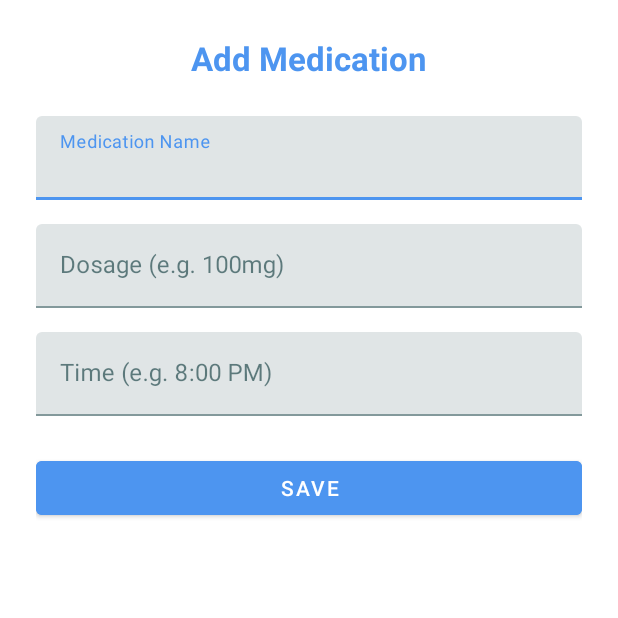
After one commit to Keekkii/MyMedReminder, an Android app built with Jetpack Compose: the AddMedicationActivity screen opened directly, with no data from a screen before it, on a phone screen of 412 x 824 dp, the top half of it. The commit adds this screen. Run offline under Robolectric (Android 15) with nearby library versions, the phone set to English and light mode, and no system bars.

Commit message:
Adding medication almost works

```diff
--- a/app/build.gradle.kts
+++ b/app/build.gradle.kts
@@ -52,6 +52,7 @@ dependencies {
     implementation(libs.androidx.appcompat)
     implementation(libs.material)
     implementation(libs.androidx.activity)
+    implementation(libs.androidx.constraintlayout)
     testImplementation(libs.junit)
     androidTestImplementation(libs.androidx.junit)
     androidTestImplementation(libs.androidx.espresso.core)
--- a/app/src/main/AndroidManifest.xml
+++ b/app/src/main/AndroidManifest.xml
@@ -11,17 +11,19 @@
         android:supportsRtl="true"
         android:theme="@style/Theme.MyMedReminder"
         tools:targetApi="31">
-
+        <activity
+            android:name=".AddMedicationActivity"
+            android:exported="false" />
         <activity
             android:name=".LoginActivity"
             android:exported="true"
             android:theme="@style/Theme.MyMedReminder">
             <intent-filter>
                 <action android:name="android.intent.action.MAIN" />
+
                 <category android:name="android.intent.category.LAUNCHER" />
             </intent-filter>
         </activity>
-
         <activity
             android:name=".MainActivity"
             android:exported="true" />
--- /dev/null
+++ b/app/src/main/java/com/example/mymedreminder/AddMedicationActivity.java
@@ -0,0 +1,45 @@
+package com.example.mymedreminder;
+
+import android.os.Bundle;
+import android.widget.Button;
+import android.widget.EditText;
+import android.widget.Toast;
+import androidx.appcompat.app.AppCompatActivity;
+
+public class AddMedicationActivity extends AppCompatActivity {
+
+    private EditText medNameInput, medDosageInput, medTimeInput;
+    private DatabaseHelper dbHelper;
+
+    @Override
+    protected void onCreate(Bundle savedInstanceState) {
+        super.onCreate(savedInstanceState);
+        setContentView(R.layout.activity_add_medication);
+
+        medNameInput = findViewById(R.id.medNameInput);
+        medDosageInput = findViewById(R.id.medDosageInput);
+        medTimeInput = findViewById(R.id.medTimeInput);
+        Button saveMedButton = findViewById(R.id.saveMedButton);
+
+        dbHelper = new DatabaseHelper(this);
+
+        saveMedButton.setOnClickListener(v -> {
+            String name = medNameInput.getText().toString().trim();
+            String dosage = medDosageInput.getText().toString().trim();
+            String time = medTimeInput.getText().toString().trim();
+
+            if (name.isEmpty() || dosage.isEmpty() || time.isEmpty()) {
+                Toast.makeText(this, "Please fill all fields", Toast.LENGTH_SHORT).show();
+                return;
+            }
+
+            boolean inserted = dbHelper.insertMedication(name, dosage, time);
+            if (inserted) {
+                Toast.makeText(this, "Medication saved!", Toast.LENGTH_SHORT).show();
+                finish(); // Go back to home
+            } else {
+                Toast.makeText(this, "Error saving medication", Toast.LENGTH_SHORT).show();
+            }
+        });
+    }
+}
--- /dev/null
+++ b/app/src/main/java/com/example/mymedreminder/DatabaseHelper.java
@@ -0,0 +1,53 @@
+package com.example.mymedreminder;
+
+import android.content.Context;
+import android.database.sqlite.SQLiteDatabase;
+import android.database.sqlite.SQLiteOpenHelper;
+import android.content.ContentValues;
+import android.database.Cursor;
+
+public class DatabaseHelper extends SQLiteOpenHelper {
+
+    private static final String DATABASE_NAME = "meds.db";
+    private static final int DATABASE_VERSION = 1;
+    private static final String TABLE_NAME = "medications";
+    private static final String COL_ID = "id";
+    private static final String COL_NAME = "name";
+    private static final String COL_DOSAGE = "dosage";
+    private static final String COL_TIME = "time";
+
+    public DatabaseHelper(Context context) {
+        super(context, DATABASE_NAME, null, DATABASE_VERSION);
+    }
+
+    @Override
+    public void onCreate(SQLiteDatabase db) {
+        db.execSQL("CREATE TABLE " + TABLE_NAME + " (" +
+                COL_ID + " INTEGER PRIMARY KEY AUTOINCREMENT, " +
+                COL_NAME + " TEXT, " +
+                COL_DOSAGE + " TEXT, " +
+                COL_TIME + " TEXT)");
+    }
+
+    @Override
+    public void onUpgrade(SQLiteDatabase db, int oldVersion, int newVersion) {
+        db.execSQL("DROP TABLE IF EXISTS " + TABLE_NAME);
+        onCreate(db);
+    }
+
+    public boolean insertMedication(String name, String dosage, String time) {
+        SQLiteDatabase db = this.getWritableDatabase();
+        ContentValues values = new ContentValues();
+        values.put(COL_NAME, name);
+        values.put(COL_DOSAGE, dosage);
+        values.put(COL_TIME, time);
+        long result = db.insert(TABLE_NAME, null, values);
+        return result != -1;
+    }
+
+    public Cursor getNextMedication() {
+        SQLiteDatabase db = this.getReadableDatabase();
+        // For simplicity, just get the last added medication
+        return db.rawQuery("SELECT * FROM " + TABLE_NAME + " ORDER BY " + COL_ID + " DESC LIMIT 1", null);
+    }
+}
--- /dev/null
+++ b/app/src/main/res/layout/activity_add_medication.xml
@@ -0,0 +1,66 @@
+<?xml version="1.0" encoding="utf-8"?>
+<ScrollView xmlns:android="http://schemas.android.com/apk/res/android"
+    xmlns:app="http://schemas.android.com/apk/res-auto"
+    android:id="@+id/main"
+    android:layout_width="match_parent"
+    android:layout_height="match_parent"
+    android:background="@color/backgroundColor">
+
+    <LinearLayout
+        android:layout_width="match_parent"
+        android:layout_height="wrap_content"
+        android:orientation="vertical"
+        android:gravity="center_horizontal"
+        android:padding="24dp">
+
+        <TextView
+            android:layout_width="wrap_content"
+            android:layout_height="wrap_content"
+            android:text="Add Medication"
+            android:textSize="22sp"
+            android:textStyle="bold"
+            android:textColor="@color/primaryColor"
+            android:layout_marginBottom="24dp"/>
+
+        <com.google.android.material.textfield.TextInputLayout
+            android:layout_width="match_parent"
+            android:layout_height="wrap_content"
+            android:layout_marginBottom="16dp">
+            <com.google.android.material.textfield.TextInputEditText
+                android:id="@+id/medNameInput"
+                android:layout_width="match_parent"
+                android:layout_height="wrap_content"
+                android:hint="Medication Name"/>
+        </com.google.android.material.textfield.TextInputLayout>
+
+        <com.google.android.material.textfield.TextInputLayout
+            android:layout_width="match_parent"
+            android:layout_height="wrap_content"
+            android:layout_marginBottom="16dp">
+            <com.google.android.material.textfield.TextInputEditText
+                android:id="@+id/medDosageInput"
+                android:layout_width="match_parent"
+                android:layout_height="wrap_content"
+                android:hint="Dosage (e.g. 100mg)"/>
+        </com.google.android.material.textfield.TextInputLayout>
+
+        <com.google.android.material.textfield.TextInputLayout
+            android:layout_width="match_parent"
+            android:layout_height="wrap_content"
+            android:layout_marginBottom="24dp">
+            <com.google.android.material.textfield.TextInputEditText
+                android:id="@+id/medTimeInput"
+                android:layout_width="match_parent"
+                android:layout_height="wrap_content"
+                android:hint="Time (e.g. 8:00 PM)"/>
+        </com.google.android.material.textfield.TextInputLayout>
+
+        <com.google.android.material.button.MaterialButton
+            android:id="@+id/saveMedButton"
+            android:layout_width="match_parent"
+            android:layout_height="wrap_content"
+            android:text="Save"
+            android:backgroundTint="@color/primaryColor"
+            android:textColor="@color/backgroundColor"/>
+    </LinearLayout>
+</ScrollView>
--- a/app/src/main/res/layout/fragment_home.xml
+++ b/app/src/main/res/layout/fragment_home.xml
@@ -63,6 +63,7 @@
                     android:textColor="@color/primaryColor"/>
 
                 <TextView
+                    android:id="@+id/nextMedName"
                     android:layout_width="wrap_content"
                     android:layout_height="wrap_content"
                     android:text="Aspirin 100mg"
@@ -71,12 +72,14 @@
                     android:layout_marginTop="8dp"/>
 
                 <TextView
+                    android:id="@+id/nextMedTime"
                     android:layout_width="wrap_content"
                     android:layout_height="wrap_content"
                     android:text="Today at 8:00 PM"
                     android:textSize="14sp"
                     android:textColor="@color/textColor"
                     android:layout_marginTop="4dp"/>
+
             </LinearLayout>
         </com.google.android.material.card.MaterialCardView>
 
--- a/gradle/libs.versions.toml
+++ b/gradle/libs.versions.toml
@@ -11,6 +11,7 @@ composeBom = "2024.09.00"
 appcompat = "1.7.0"
 material = "1.12.0"
 activity = "1.10.1"
+constraintlayout = "2.2.1"
 
 [libraries]
 androidx-core-ktx = { group = "androidx.core", name = "core-ktx", version.ref = "coreKtx" }
@@ -30,6 +31,7 @@ androidx-material3 = { group = "androidx.compose.material3", name = "material3"
 androidx-appcompat = { group = "androidx.appcompat", name = "appcompat", version.ref = "appcompat" }
 material = { group = "com.google.android.material", name = "material", version.ref = "material" }
 androidx-activity = { group = "androidx.activity", name = "activity", version.ref = "activity" }
+androidx-constraintlayout = { group = "androidx.constraintlayout", name = "constraintlayout", version.ref = "constraintlayout" }
 
 [plugins]
 android-application = { id = "com.android.application", version.ref = "agp" }
```
Also changed, not shown: app/src/main/java/com/example/mymedreminder/HomeFragment.java (+41 -0 lines).
